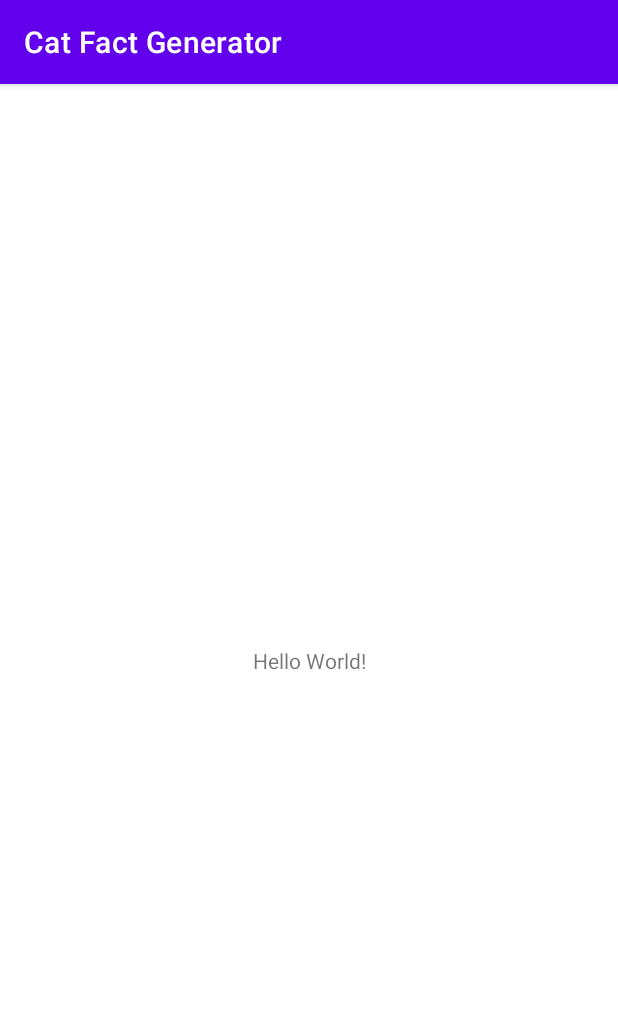
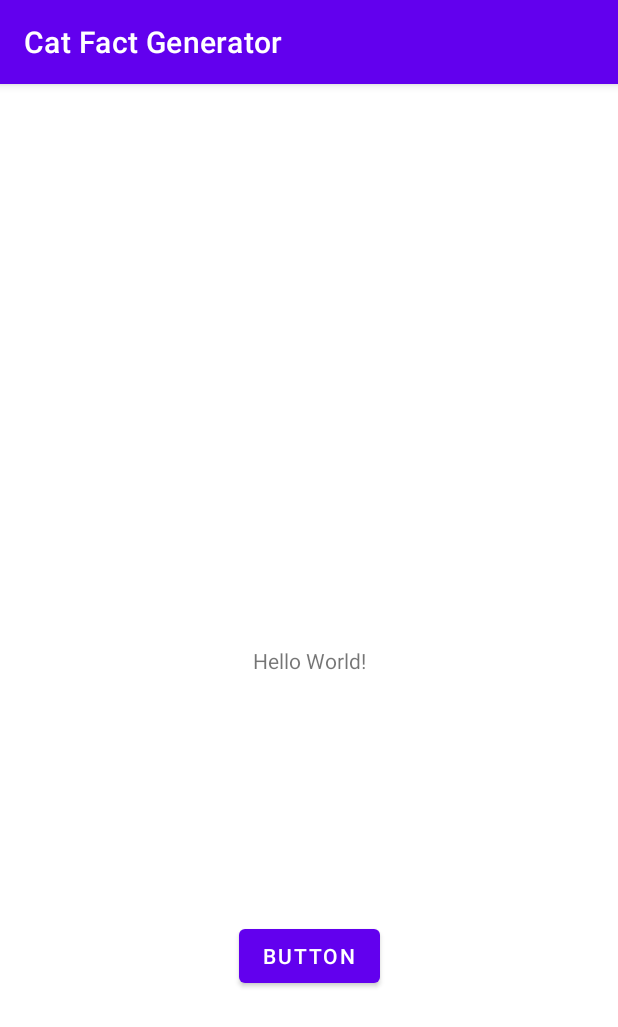
Before and after one commit to GautaA/Cat-Fact-Generator, an Android app: the screen it shows after launch (MainActivity), on a phone screen of 412 x 824 dp. Shown: the top 1027 px of the screen. Run offline under Robolectric (Android 15) with nearby library versions, the phone set to English and light mode, and no system bars.

Commit message:
Added basic views

```diff
--- a/app/src/main/res/layout/activity_main.xml
+++ b/app/src/main/res/layout/activity_main.xml
@@ -7,6 +7,7 @@
     tools:context=".MainActivity">
 
     <TextView
+        android:id="@+id/tvFact"
         android:layout_width="wrap_content"
         android:layout_height="wrap_content"
         android:text="Hello World!"
@@ -15,4 +16,14 @@
         app:layout_constraintRight_toRightOf="parent"
         app:layout_constraintTop_toTopOf="parent" />
 
+    <Button
+        android:id="@+id/btnGenerate"
+        android:layout_width="wrap_content"
+        android:layout_height="wrap_content"
+        android:text="Button"
+        app:layout_constraintBottom_toBottomOf="parent"
+        app:layout_constraintEnd_toEndOf="parent"
+        app:layout_constraintStart_toStartOf="parent"
+        app:layout_constraintTop_toBottomOf="@+id/tvFact" />
+
 </androidx.constraintlayout.widget.ConstraintLayout>
```
